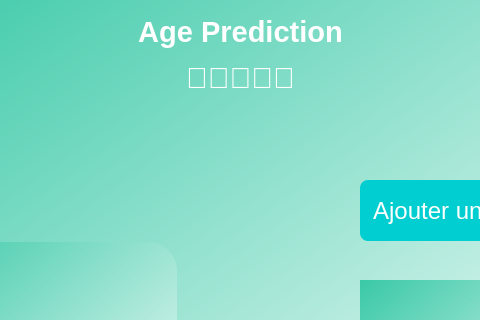
Above: Qt_py/age_pred.ui from muhamedoufi/Age_prediction before the change; both pictures show x 130 to 610 and y 0 to 320 of the 732 by 525 pixel window. Below: the same form after it.
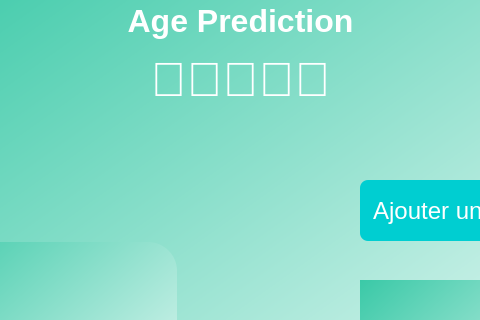
That is the form after the change. Icons and pictures are not drawn.

What changed in the file:
```diff
--- a/Qt_py/age_pred.ui
+++ b/Qt_py/age_pred.ui
@@ -81,7 +81,7 @@
 font-weight:600;background:none;</string>
     </property>
     <property name="text">
-     <string>&lt;html&gt;&lt;head/&gt;&lt;body&gt;&lt;p align=&quot;center&quot;&gt;&lt;span style=&quot; font-size:22pt;&quot;&gt;Age Prediction&lt;/span&gt;&lt;/p&gt;&lt;p align=&quot;center&quot;&gt;&lt;span style=&quot; font-size:22pt;&quot;&gt;👨‍👨‍👦👨‍👧&lt;/span&gt;&lt;/p&gt;&lt;/body&gt;&lt;/html&gt;</string>
+     <string>&lt;html&gt;&lt;head/&gt;&lt;body&gt;&lt;p align=&quot;center&quot;&gt;&lt;span style=&quot; font-size:24pt;&quot;&gt;Age Prediction&lt;/span&gt;&lt;/p&gt;&lt;p align=&quot;center&quot;&gt;&lt;span style=&quot; font-size:36pt;&quot;&gt;👨‍👨‍👦👨‍👧&lt;/span&gt;&lt;/p&gt;&lt;/body&gt;&lt;/html&gt;</string>
     </property>
    </widget>
    <widget class="QLabel" name="result">
```
Left out of the diff: 6 changed lines with no effect on the pictures.
